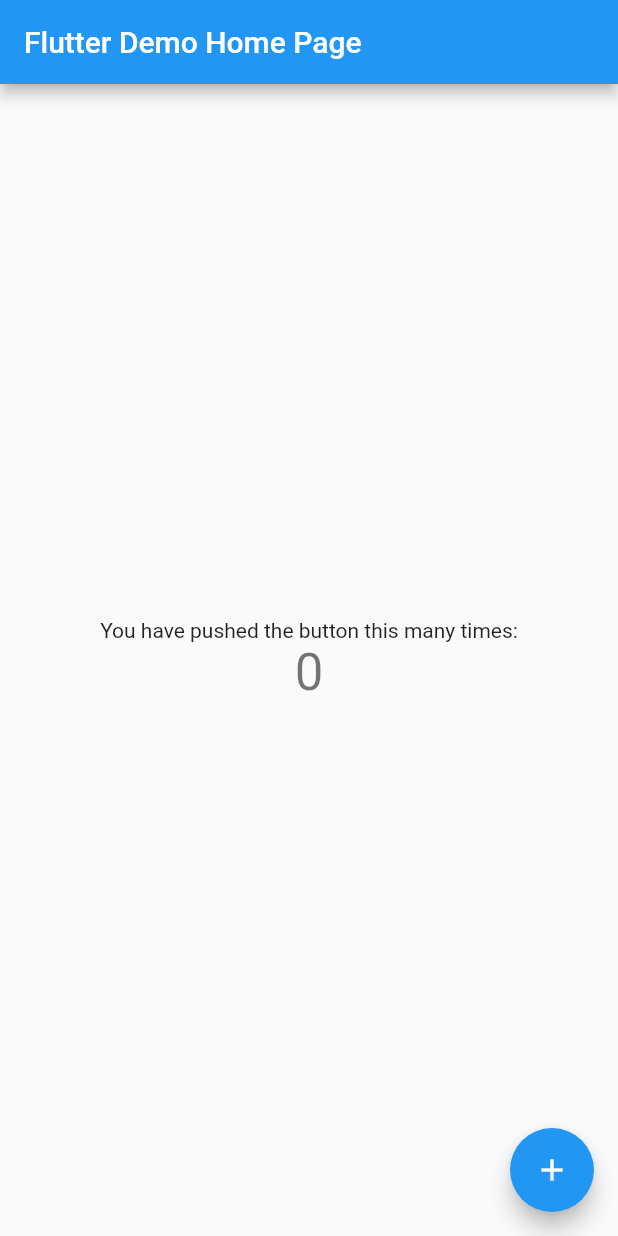
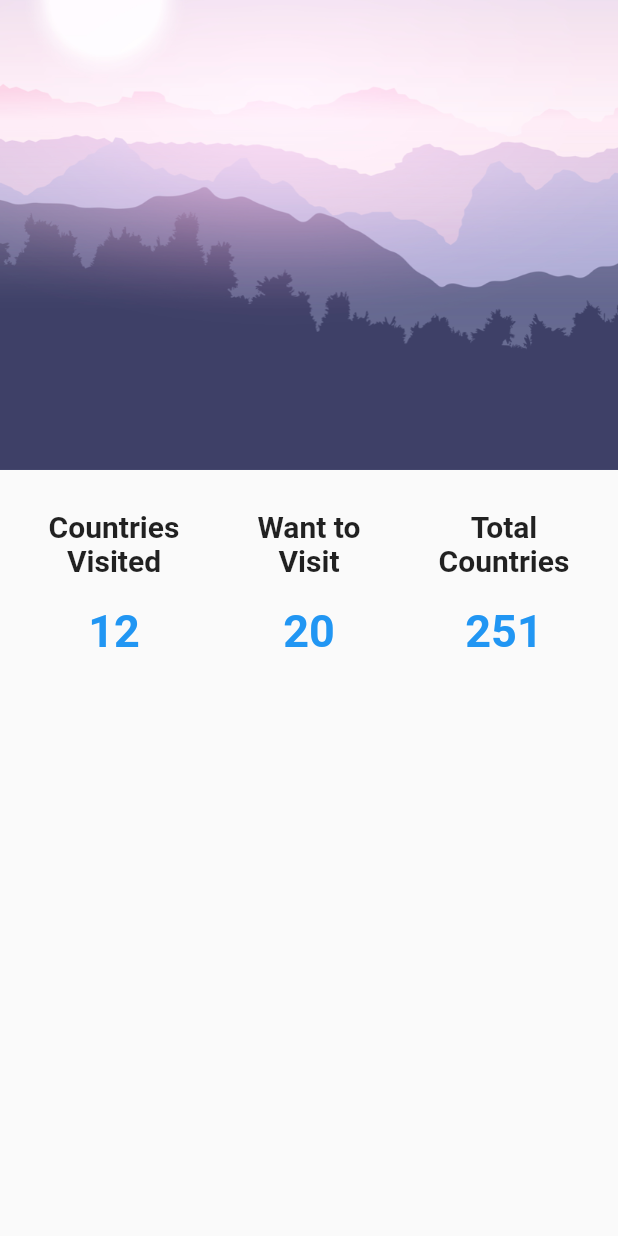
Before and after one commit to kchangela7/travel_app_boilerplate, a Flutter app: the screen it shows after launch, on a phone screen of 412 x 824 dp. Run offline on Flutter 3.47's test engine with Material 2 defaults, Android fonts, the phone set to English and light mode, and no system bars.

Commit message:
after first lesson

```diff
--- a/lib/main.dart
+++ b/lib/main.dart
@@ -1,4 +1,6 @@
 import 'package:flutter/material.dart';
+
+import 'screens/home/home.dart';
 
 void main() {
   runApp(MyApp());
@@ -9,109 +11,7 @@ class MyApp extends StatelessWidget {
   @override
   Widget build(BuildContext context) {
     return MaterialApp(
-      title: 'Flutter Demo',
-      theme: ThemeData(
-        // This is the theme of your application.
-        //
-        // Try running your application with "flutter run". You'll see the
-        // application has a blue toolbar. Then, without quitting the app, try
-        // changing the primarySwatch below to Colors.green and then invoke
-        // "hot reload" (press "r" in the console where you ran "flutter run",
-        // or simply save your changes to "hot reload" in a Flutter IDE).
-        // Notice that the counter didn't reset back to zero; the application
-        // is not restarted.
-        primarySwatch: Colors.blue,
-        // This makes the visual density adapt to the platform that you run
-        // the app on. For desktop platforms, the controls will be smaller and
-        // closer together (more dense) than on mobile platforms.
-        visualDensity: VisualDensity.adaptivePlatformDensity,
-      ),
-      home: MyHomePage(title: 'Flutter Demo Home Page'),
+      home: Home()
     );
   }
 }
-
-class MyHomePage extends StatefulWidget {
-  MyHomePage({Key key, this.title}) : super(key: key);
-
-  // This widget is the home page of your application. It is stateful, meaning
-  // that it has a State object (defined below) that contains fields that affect
-  // how it looks.
-
-  // This class is the configuration for the state. It holds the values (in this
-  // case the title) provided by the parent (in this case the App widget) and
-  // used by the build method of the State. Fields in a Widget subclass are
-  // always marked "final".
-
-  final String title;
-
-  @override
-  _MyHomePageState createState() => _MyHomePageState();
-}
-
-class _MyHomePageState extends State<MyHomePage> {
-  int _counter = 0;
-
-  void _incrementCounter() {
-    setState(() {
-      // This call to setState tells the Flutter framework that something has
-      // changed in this State, which causes it to rerun the build method below
-      // so that the display can reflect the updated values. If we changed
-      // _counter without calling setState(), then the build method would not be
-      // called again, and so nothing would appear to happen.
-      _counter++;
-    });
-  }
-
-  @override
-  Widget build(BuildContext context) {
-    // This method is rerun every time setState is called, for instance as done
-    // by the _incrementCounter method above.
-    //
-    // The Flutter framework has been optimized to make rerunning build methods
-    // fast, so that you can just rebuild anything that needs updating rather
-    // than having to individually change instances of widgets.
-    return Scaffold(
-      appBar: AppBar(
-        // Here we take the value from the MyHomePage object that was created by
-        // the App.build method, and use it to set our appbar title.
-        title: Text(widget.title),
-      ),
-      body: Center(
-        // Center is a layout widget. It takes a single child and positions it
-        // in the middle of the parent.
-        child: Column(
-          // Column is also a layout widget. It takes a list of children and
-          // arranges them vertically. By default, it sizes itself to fit its
-          // children horizontally, and tries to be as tall as its parent.
-          //
-          // Invoke "debug painting" (press "p" in the console, choose the
-          // "Toggle Debug Paint" action from the Flutter Inspector in Android
-          // Studio, or the "Toggle Debug Paint" command in Visual Studio Code)
-          // to see the wireframe for each widget.
-          //
-          // Column has various properties to control how it sizes itself and
-          // how it positions its children. Here we use mainAxisAlignment to
-          // center the children vertically; the main axis here is the vertical
-          // axis because Columns are vertical (the cross axis would be
-          // horizontal).
-          mainAxisAlignment: MainAxisAlignment.center,
-          children: <Widget>[
-            Text(
-              'You have pushed the button this many times:',
-            ),
-            Text(
-              '$_counter',
-              style: Theme.of(context).textTheme.headline4,
-            ),
-          ],
-        ),
-      ),
-      floatingActionButton: FloatingActionButton(
-        onPressed: _incrementCounter,
-        tooltip: 'Increment',
-        child: Icon(Icons.add),
-      ), // This trailing comma makes auto-formatting nicer for build methods.
-    );
-  }
-}
--- /dev/null
+++ b/lib/screens/home/components/visits.dart
@@ -0,0 +1,54 @@
+import 'package:flutter/material.dart';
+
+class Visits extends StatelessWidget {
+  const Visits({
+    Key key,
+  }) : super(key: key);
+
+  @override
+  Widget build(BuildContext context) {
+    return Padding(
+      padding: const EdgeInsets.all(26.0),
+      child: Row(
+        mainAxisAlignment: MainAxisAlignment.spaceBetween,
+        children: [
+          VisitsItem(title: "Countries Visited", number: 12),
+          VisitsItem(title: "Want to Visit", number: 20),
+          VisitsItem(title: "Total Countries", number: 251)
+        ],
+      ),
+    );
+  }
+}
+
+class VisitsItem extends StatelessWidget {
+  final String title;
+  final int number;
+
+  VisitsItem({ this.title, this.number });
+
+  @override
+  Widget build(BuildContext context) {
+    return Column(
+      children: [
+        Container(
+          width: 100,
+          child: Text(
+            title,
+            textAlign: TextAlign.center,
+            style: TextStyle(fontSize: 20, fontWeight: FontWeight.bold)
+          )
+        ),
+        SizedBox(height: 18),
+        Text(
+          number.toString(),
+          style: TextStyle(
+            fontSize: 30,
+            fontWeight: FontWeight.bold,
+            color: Colors.blue
+          )
+        )
+      ],
+    );
+  }
+}
--- /dev/null
+++ b/lib/screens/home/home.dart
@@ -0,0 +1,21 @@
+import 'package:flutter/material.dart';
+
+import 'components/visits.dart';
+
+class Home extends StatelessWidget {
+  const Home({
+    Key key,
+  }) : super(key: key);
+
+  @override
+  Widget build(BuildContext context) {
+    return Scaffold(
+      body: Column(
+        children: [
+          Image.asset('assets/travel_home.png'),
+          Visits()
+        ],
+      )
+    );
+  }
+}
--- a/pubspec.yaml
+++ b/pubspec.yaml
@@ -45,9 +45,9 @@ flutter:
   uses-material-design: true
 
   # To add assets to your application, add an assets section, like this:
-  # assets:
-  #   - images/a_dot_burr.jpeg
-  #   - images/a_dot_ham.jpeg
+  assets:
+    - assets/travel_home.png
+    - assets/flags/
 
   # An image asset can refer to one or more resolution-specific "variants", see
   # https://flutter.dev/assets-and-images/#resolution-aware.
```
